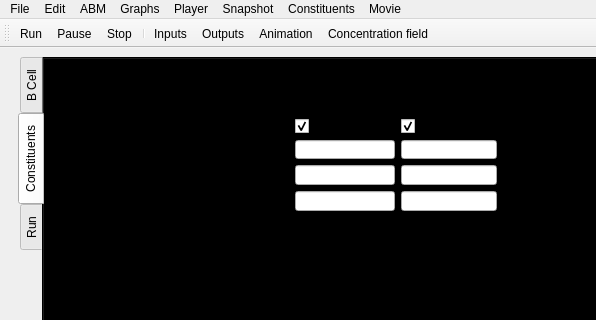
First picture: the form in GUI/spheroid_GUI.ui, repository gibbogle/spheroid-abm, before the edit; both pictures show x 0 to 596 and y 0 to 320 of the 1000 by 729 pixel window.
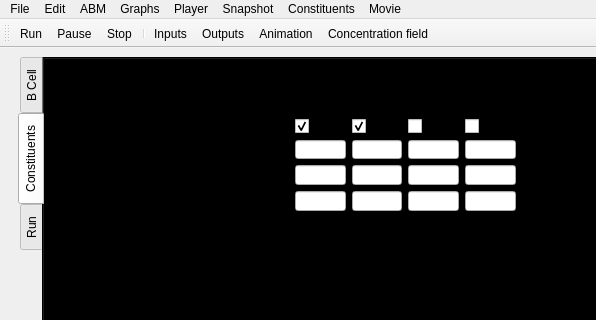
Second picture: the form after the edit. The open tabs and pages were chosen to show the change. Icons and pictures are not drawn. Custom widgets are drawn as their Qt base class.

Commit message: Added 1D conc distribution, adding drugs, two-compartment.

Patch:
```diff
--- a/GUI/spheroid_GUI.ui
+++ b/GUI/spheroid_GUI.ui
@@ -958,7 +958,7 @@
              <rect>
               <x>50</x>
               <y>40</y>
-              <width>403</width>
+              <width>422</width>
               <height>112</height>
              </rect>
             </property>
@@ -1017,12 +1017,24 @@
              </item>
              <item row="0" column="3">
               <widget class="QLabel" name="label_OXYGEN">
+               <property name="sizePolicy">
+                <sizepolicy hsizetype="Expanding" vsizetype="Fixed">
+                 <horstretch>0</horstretch>
+                 <verstretch>0</verstretch>
+                </sizepolicy>
+               </property>
                <property name="minimumSize">
                 <size>
-                 <width>100</width>
+                 <width>0</width>
                  <height>0</height>
                 </size>
                </property>
+               <property name="maximumSize">
+                <size>
+                 <width>60</width>
+                 <height>16777215</height>
+                </size>
+               </property>
                <property name="font">
                 <font>
                  <weight>75</weight>
@@ -1036,6 +1048,18 @@
              </item>
              <item row="0" column="4">
               <widget class="QLabel" name="label_GLUCOSE">
+               <property name="sizePolicy">
+                <sizepolicy hsizetype="Expanding" vsizetype="Fixed">
+                 <horstretch>0</horstretch>
+                 <verstretch>0</verstretch>
+                </sizepolicy>
+               </property>
+               <property name="maximumSize">
+                <size>
+                 <width>60</width>
+                 <height>16777215</height>
+                </size>
+               </property>
                <property name="font">
                 <font>
                  <weight>75</weight>
@@ -1051,7 +1075,7 @@
               <widget class="QLineEdit" name="line_GLUCOSE_BDRY_CONC">
                <property name="maximumSize">
                 <size>
-                 <width>100</width>
+                 <width>60</width>
                  <height>16777215</height>
                 </size>
                </property>
@@ -1064,7 +1088,7 @@
               <widget class="QLineEdit" name="line_GLUCOSE_DIFF_COEF">
                <property name="maximumSize">
                 <size>
-                 <width>100</width>
+                 <width>60</width>
                  <height>16777215</height>
                 </size>
                </property>
@@ -1077,7 +1101,7 @@
               <widget class="QLineEdit" name="line_OXYGEN_DIFF_COEF">
                <property name="maximumSize">
                 <size>
-                 <width>100</width>
+                 <width>60</width>
                  <height>16777215</height>
                 </size>
                </property>
@@ -1090,7 +1114,7 @@
               <widget class="QLineEdit" name="line_OXYGEN_BDRY_CONC">
                <property name="maximumSize">
                 <size>
-                 <width>100</width>
+                 <width>60</width>
                  <height>16777215</height>
                 </size>
                </property>
@@ -1101,6 +1125,12 @@
              </item>
              <item row="1" column="3">
               <widget class="QCheckBox" name="cbox_USE_OXYGEN">
+               <property name="maximumSize">
+                <size>
+                 <width>60</width>
+                 <height>16777215</height>
+                </size>
+               </property>
                <property name="text">
                 <string/>
                </property>
@@ -1111,6 +1141,12 @@
              </item>
              <item row="1" column="4">
               <widget class="QCheckBox" name="cbox_USE_GLUCOSE">
+               <property name="maximumSize">
+                <size>
+                 <width>60</width>
+                 <height>16777215</height>
+                </size>
+               </property>
                <property name="text">
                 <string/>
                </property>
@@ -1155,6 +1191,12 @@
              </item>
              <item row="4" column="3">
               <widget class="QLineEdit" name="line_OXYGEN_CONSUMPTION">
+               <property name="maximumSize">
+                <size>
+                 <width>60</width>
+                 <height>16777215</height>
+                </size>
+               </property>
                <property name="alignment">
                 <set>Qt::AlignRight|Qt::AlignTrailing|Qt::AlignVCenter</set>
                </property>
@@ -1162,6 +1204,172 @@
              </item>
              <item row="4" column="4">
               <widget class="QLineEdit" name="line_GLUCOSE_CONSUMPTION">
+               <property name="maximumSize">
+                <size>
+                 <width>60</width>
+                 <height>16777215</height>
+                </size>
+               </property>
+               <property name="alignment">
+                <set>Qt::AlignRight|Qt::AlignTrailing|Qt::AlignVCenter</set>
+               </property>
+              </widget>
+             </item>
+             <item row="0" column="5">
+              <widget class="QLabel" name="label_DRUG_A">
+               <property name="sizePolicy">
+                <sizepolicy hsizetype="Expanding" vsizetype="Fixed">
+                 <horstretch>0</horstretch>
+                 <verstretch>0</verstretch>
+                </sizepolicy>
+               </property>
+               <property name="maximumSize">
+                <size>
+                 <width>60</width>
+                 <height>16777215</height>
+                </size>
+               </property>
+               <property name="font">
+                <font>
+                 <weight>75</weight>
+                 <bold>true</bold>
+                </font>
+               </property>
+               <property name="text">
+                <string>Drug A</string>
+               </property>
+              </widget>
+             </item>
+             <item row="1" column="5">
+              <widget class="QCheckBox" name="cbox_USE_DRUG_B_2">
+               <property name="maximumSize">
+                <size>
+                 <width>60</width>
+                 <height>16777215</height>
+                </size>
+               </property>
+               <property name="text">
+                <string/>
+               </property>
+               <property name="checked">
+                <bool>false</bool>
+               </property>
+              </widget>
+             </item>
+             <item row="2" column="5">
+              <widget class="QLineEdit" name="line_DRUG_A_DIFF_COEF">
+               <property name="maximumSize">
+                <size>
+                 <width>60</width>
+                 <height>16777215</height>
+                </size>
+               </property>
+               <property name="alignment">
+                <set>Qt::AlignRight|Qt::AlignTrailing|Qt::AlignVCenter</set>
+               </property>
+              </widget>
+             </item>
+             <item row="3" column="5">
+              <widget class="QLineEdit" name="line_DRUG_A_BDRY_CONC">
+               <property name="maximumSize">
+                <size>
+                 <width>60</width>
+                 <height>16777215</height>
+                </size>
+               </property>
+               <property name="alignment">
+                <set>Qt::AlignRight|Qt::AlignTrailing|Qt::AlignVCenter</set>
+               </property>
+              </widget>
+             </item>
+             <item row="4" column="5">
+              <widget class="QLineEdit" name="line_DRUG_A_CONSUMPTION">
+               <property name="maximumSize">
+                <size>
+                 <width>60</width>
+                 <height>16777215</height>
+                </size>
+               </property>
+               <property name="alignment">
+                <set>Qt::AlignRight|Qt::AlignTrailing|Qt::AlignVCenter</set>
+               </property>
+              </widget>
+             </item>
+             <item row="0" column="6">
+              <widget class="QLabel" name="label_DRUG_B">
+               <property name="sizePolicy">
+                <sizepolicy hsizetype="Expanding" vsizetype="Fixed">
+                 <horstretch>0</horstretch>
+                 <verstretch>0</verstretch>
+                </sizepolicy>
+               </property>
+               <property name="maximumSize">
+                <size>
+                 <width>60</width>
+                 <height>16777215</height>
+                </size>
+               </property>
+               <property name="font">
+                <font>
+                 <weight>75</weight>
+                 <bold>true</bold>
+                </font>
+               </property>
+               <property name="text">
+                <string>Drug B</string>
+               </property>
+              </widget>
+             </item>
+             <item row="1" column="6">
+              <widget class="QCheckBox" name="cbox_USE_DRUG_B">
+               <property name="maximumSize">
+                <size>
+                 <width>60</width>
+                 <height>16777215</height>
+                </size>
+               </property>
+               <property name="text">
+                <string/>
+               </property>
+               <property name="checked">
+                <bool>false</bool>
+               </property>
+              </widget>
+             </item>
+             <item row="2" column="6">
+              <widget class="QLineEdit" name="line_DRUG_B_DIFF_COEF">
+               <property name="maximumSize">
+                <size>
+                 <width>60</width>
+                 <height>16777215</height>
+                </size>
+               </property>
+               <property name="alignment">
+                <set>Qt::AlignRight|Qt::AlignTrailing|Qt::AlignVCenter</set>
+               </property>
+              </widget>
+             </item>
+             <item row="3" column="6">
+              <widget class="QLineEdit" name="line_DRUG_B_BDRY_CONC">
+               <property name="maximumSize">
+                <size>
+                 <width>60</width>
+                 <height>16777215</height>
+                </size>
+               </property>
+               <property name="alignment">
+                <set>Qt::AlignRight|Qt::AlignTrailing|Qt::AlignVCenter</set>
+               </property>
+              </widget>
+             </item>
+             <item row="4" column="6">
+              <widget class="QLineEdit" name="line_DRUG_B_CONSUMPTION">
+               <property name="maximumSize">
+                <size>
+                 <width>60</width>
+                 <height>16777215</height>
+                </size>
+               </property>
                <property name="alignment">
                 <set>Qt::AlignRight|Qt::AlignTrailing|Qt::AlignVCenter</set>
                </property>
```
Left out of the diff: 26 changed lines with no effect on the pictures. The commit also changes 12 other files.
